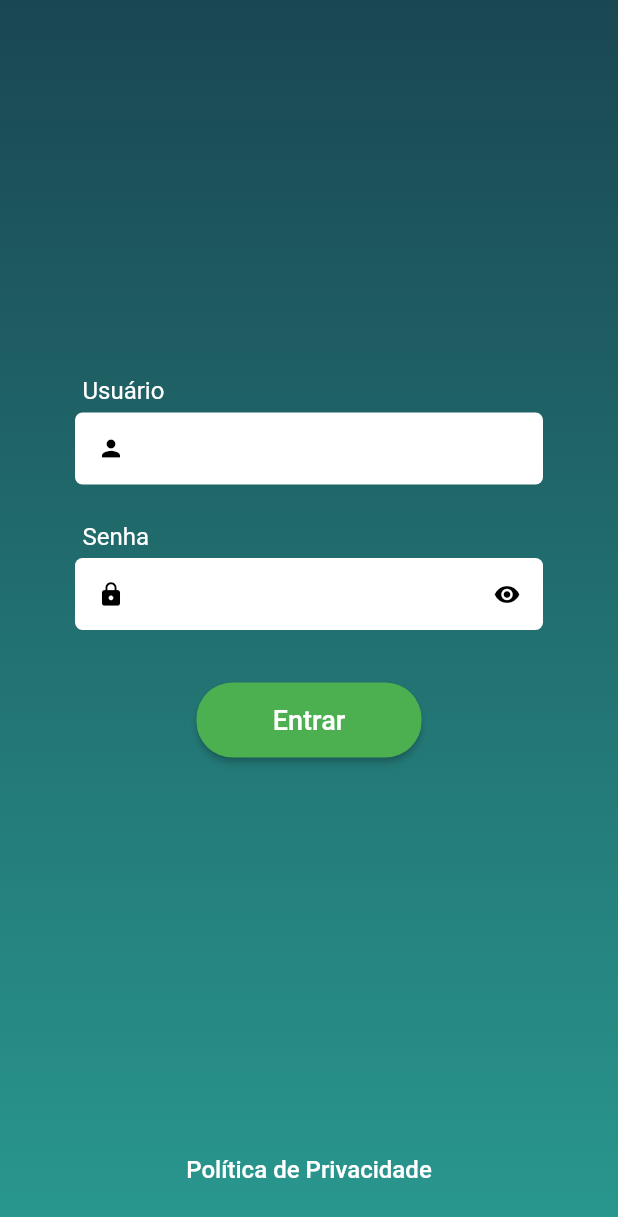
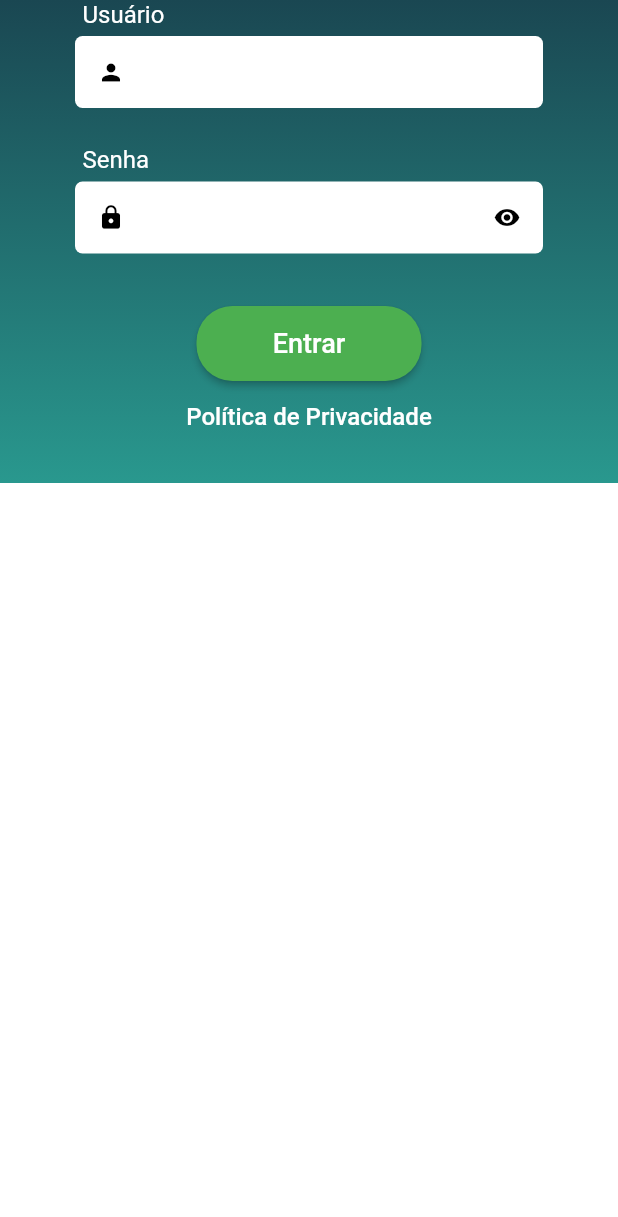
Before and after one commit to Marlon-Limax/Flutter-Challenger, a Flutter app: the screen it shows after launch, on a phone screen of 412 x 824 dp. Shown: the top 1217 px of the screen. Run offline on Flutter 3.47's test engine with Material 2 defaults, Android fonts, the phone set to English and light mode, and no system bars; our stand-ins replace flutter_mobx, mobx; generated files the repository leaves out were written again.

Commit message:
initial setup on login page and include mobx

```diff
--- a/lib/main.dart
+++ b/lib/main.dart
@@ -1,5 +1,7 @@
 import 'package:flutter/material.dart';
-import 'package:flutter_challenger/src/pages/auth/sign_in_screen.dart';
+import 'package:flutter_challenger/routes/app_route.dart';
+import 'package:flutter_challenger/src/pages/auth/login_page.dart';
+import 'package:flutter_challenger/src/pages/home/home_tab.dart';
 
 void main() {
   runApp(const MyApp());
@@ -18,7 +20,13 @@
         scaffoldBackgroundColor: Colors.white.withAlpha(190),
       ),
       debugShowCheckedModeBanner: false,
-      home: const SignInScreen(),
+      home: const LoginPage(),
+
+      routes: {
+        AppRoutes.login: (ctx) => const LoginPage(),
+        AppRoutes.home: (ctx) => const HomeTab(),
+      },
+      initialRoute: AppRoutes.login,
     );
   }
 }
--- /dev/null
+++ b/lib/routes/app_route.dart
@@ -0,0 +1,4 @@
+class AppRoutes {
+  static const login = '/login';
+  static const home = '/Home';
+}
--- a/lib/src/common_widgets/custom_text_field.dart
+++ b/lib/src/pages/auth/components/custom_text_field.dart
@@ -7,7 +7,8 @@
   final List<TextInputFormatter>? inputFormatters;
   final String? initialValue;
   final bool readOnly;
-  final Color backgroundColor; // Adicione esta propriedade
+  final Color backgroundColor;
+  final ValueChanged<String> onChanged;
 
   const CustomTextField({
     Key? key,
@@ -16,7 +17,8 @@
     this.inputFormatters,
     this.initialValue,
     this.readOnly = false,
-    this.backgroundColor = Colors.white, // Cor padrão para branco
+    this.backgroundColor = Colors.white,
+    required this.onChanged,
   }) : super(key: key);
 
   @override
@@ -29,7 +31,6 @@
   @override
   void initState() {
     super.initState();
-
     isObscure = widget.isSecret;
   }
 
@@ -39,7 +40,7 @@
       padding: const EdgeInsets.only(bottom: 15),
       child: Container(
         decoration: BoxDecoration(
-          color: widget.backgroundColor, // Defina a cor de fundo aqui
+          color: widget.backgroundColor,
           borderRadius: BorderRadius.circular(5),
         ),
         child: TextFormField(
@@ -48,7 +49,7 @@
           inputFormatters: widget.inputFormatters,
           obscureText: isObscure,
           decoration: InputDecoration(
-            prefixIcon: Icon(widget.icon, color: Colors.black), // Ícone preto
+            prefixIcon: Icon(widget.icon, color: Colors.black),
             suffixIcon: widget.isSecret
                 ? IconButton(
                     onPressed: () {
@@ -57,13 +58,13 @@
                       });
                     },
                     icon: Icon(isObscure ? Icons.visibility : Icons.visibility_off),
-                    color: Colors.black, // Ícone preto
+                    color: Colors.black,
                   )
                 : null,
             isDense: true,
-            contentPadding: EdgeInsets.zero, // Remova o preenchimento interno
+            contentPadding: EdgeInsets.zero,
             border: OutlineInputBorder(
-              borderSide: BorderSide.none, // Remova a borda
+              borderSide: BorderSide.none,
               borderRadius: BorderRadius.circular(10),
             ),
           ),
--- /dev/null
+++ b/lib/src/pages/auth/login_page.dart
@@ -0,0 +1,145 @@
+import 'package:flutter/material.dart';
+import 'package:flutter_mobx/flutter_mobx.dart';
+import 'package:flutter_challenger/controller/login/login_controller.dart';
+import 'package:flutter_challenger/src/pages/auth/components/custom_text_button.dart';
+import 'package:flutter_challenger/src/pages/auth/components/custom_text_field.dart';
+
+class LoginPage extends StatefulWidget {
+  const LoginPage({
+    Key? key,
+  }) : super(key: key);
+
+  @override
+  State<LoginPage> createState() => _LoginPageState();
+}
+
+class _LoginPageState extends State<LoginPage> {
+  final loginController = LoginController();
+  final _formKey = GlobalKey<FormState>();
+
+  @override
+  void initState() {
+    super.initState();
+  }
+
+  @override
+  Widget build(BuildContext context) {
+    return Scaffold(
+      body: SingleChildScrollView(
+        child: Form(
+          key: _formKey,
+          child: Center(
+            child: Container(
+              padding: const EdgeInsets.symmetric(horizontal: 50.0),
+              decoration: const BoxDecoration(
+                gradient: LinearGradient(
+                  begin: Alignment.topCenter,
+                  end: Alignment.bottomCenter,
+                  colors: [
+                    Color(0xFF1A4752),
+                    Color.fromRGBO(41, 152, 142, 1.0),
+                  ],
+                ),
+              ),
+              child: Column(
+                mainAxisAlignment: MainAxisAlignment.center,
+                crossAxisAlignment: CrossAxisAlignment.center,
+                children: [
+                  Expanded(
+                    child: Column(
+                      mainAxisAlignment: MainAxisAlignment.center,
+                      crossAxisAlignment: CrossAxisAlignment.start,
+                      children: [
+                        const Padding(
+                          padding: EdgeInsets.only(bottom: 5, left: 5),
+                          child: Text(
+                            'Usuário',
+                            style: TextStyle(
+                              color: Colors.white,
+                              fontSize: 16,
+                            ),
+                          ),
+                        ),
+                        // email
+                        Observer(
+                          builder: (context) => CustomTextField(
+                            icon: Icons.person,
+                            onChanged: loginController.setEmail,
+                          ),
+                        ),
+
+                        const Padding(
+                          padding: EdgeInsets.only(top: 10, bottom: 5, left: 5),
+                          child: Text(
+                            'Senha',
+                            style: TextStyle(
+                              color: Colors.white,
+                              fontSize: 16,
+                            ),
+                          ),
+                        ),
+                        // senha
+                        Observer(
+                          builder: (context) => CustomTextField(
+                            icon: Icons.lock,
+                            isSecret: true,
+                            onChanged: loginController.setPassword,
+                          ),
+                        ),
+
+                        const SizedBox(height: 20),
+
+                        Observer(
+                          builder: (_) {
+                            return Row(
+                              mainAxisAlignment: MainAxisAlignment.center,
+                              children: [
+                                SizedBox(
+                                  height: 50,
+                                  width: 150,
+                                  child: ElevatedButton(
+                                    style: ElevatedButton.styleFrom(
+                                      backgroundColor: Colors.green,
+                                      shape: RoundedRectangleBorder(
+                                        borderRadius: BorderRadius.circular(24),
+                                      ),
+                                    ),
+                                    onPressed: () {
+                                      loginController.isEmailValid &&
+                                              loginController.isPasswordValid &&
+                                              !loginController.loading
+                                          ? () {
+                                              loginController.login();
+                                            }
+                                          : null;
+                                    },
+                                    child: loginController.loading
+                                        ? const CircularProgressIndicator(
+                                            valueColor: AlwaysStoppedAnimation(Colors.white),
+                                          )
+                                        : const Text(
+                                            'Entrar',
+                                            style: TextStyle(fontSize: 18),
+                                          ),
+                                  ),
+                                ),
+                              ],
+                            );
+                          },
+                        ),
+                      ],
+                    ),
+                  ),
+                  const Padding(
+                    padding: EdgeInsets.only(bottom: 20),
+                    child: CustomTextButton(),
+                  ),
+                ],
+              ),
+            ),
+          ),
+        ),
+      ),
+    );
+  }
+}
--- a/lib/src/pages/auth/sign_in_screen.dart
+++ /dev/null
@@ -1,114 +0,0 @@
-import 'package:flutter/material.dart';
-import 'package:flutter_challenger/src/common_widgets/custom_text_button.dart';
-import 'package:flutter_challenger/src/common_widgets/custom_text_field.dart';
-import 'package:flutter_challenger/src/pages/auth/home/home_tab.dart';
-
-class SignInScreen extends StatelessWidget {
-  const SignInScreen({
-    super.key,
-  });
-
-  @override
-  Widget build(BuildContext context) {
-    return Scaffold(
-      body: Center(
-        child: Container(
-          padding: const EdgeInsets.symmetric(horizontal: 50.0),
-          decoration: const BoxDecoration(
-            gradient: LinearGradient(
-              begin: Alignment.topCenter,
-              end: Alignment.bottomCenter,
-              colors: [
-                Color(0xFF1A4752),
-                Color.fromRGBO(41, 152, 142, 1.0),
-              ],
-            ),
-          ),
-          child: Column(
-            mainAxisAlignment: MainAxisAlignment.center,
-            crossAxisAlignment: CrossAxisAlignment.center,
-            children: [
-              Expanded(
-                child: Column(
-                  mainAxisAlignment: MainAxisAlignment.center,
-                  crossAxisAlignment: CrossAxisAlignment.start,
-                  children: [
-                    // Label Usuário
-                    const Padding(
-                      padding: EdgeInsets.only(bottom: 5, left: 5),
-                      child: Text(
-                        'Usuário',
-                        style: TextStyle(
-                          color: Colors.white,
-                          fontSize: 16,
-                        ),
-                      ),
-                    ),
-                    // email
-                    const CustomTextField(
-                      icon: Icons.person,
-                    ),
-
-                    // Label Senha
-                    const Padding(
-                      padding: EdgeInsets.only(top: 10, bottom: 5, left: 5),
-                      child: Text(
-                        'Senha',
-                        style: TextStyle(
-                          color: Colors.white,
-                          fontSize: 16,
-                        ),
-                      ),
-                    ),
-                    // senha
-                    const CustomTextField(
-                      icon: Icons.lock,
-                      isSecret: true,
-                    ),
-
-                    const SizedBox(height: 20),
-
-                    Row(
-                      mainAxisAlignment: MainAxisAlignment.center,
-                      children: [
-                        SizedBox(
-                          height: 50,
-                          width: 150,
-                          child: ElevatedButton(
-                            style: ElevatedButton.styleFrom(
-                              backgroundColor: Colors.green,
-                              shape: RoundedRectangleBorder(
-                                borderRadius: BorderRadius.circular(24),
-                              ),
-                            ),
-                            onPressed: () {
-                              Navigator.of(context).pushReplacement(
-                                MaterialPageRoute(
-                                  builder: (c) {
-                                    return const HomeTab();
-                                  },
-                                ),
-                              );
-                            },
-                            child: const Text(
-                              'Entrar',
-                              style: TextStyle(fontSize: 18),
-                            ),
-                          ),
-                        ),
-                      ],
-                    ),
-                  ],
-                ),
-              ),
-              const Padding(
-                padding: EdgeInsets.only(bottom: 20),
-                child: CustomTextButton(),
-              ),
-            ],
-          ),
-        ),
-      ),
-    );
-  }
-}
--- a/lib/src/pages/auth/home/home_tab.dart
+++ b/lib/src/pages/home/home_tab.dart
@@ -1,7 +1,7 @@
 import 'package:flutter/material.dart';
-import 'package:flutter_challenger/src/common_widgets/custom_text_button.dart';
-import 'package:flutter_challenger/src/common_widgets/my_text_field.dart';
-import 'package:flutter_challenger/src/pages/auth/home/components/card.dart';
+import 'package:flutter_challenger/src/pages/auth/components/custom_text_button.dart';
+import 'package:flutter_challenger/src/pages/home/components/my_text_field.dart';
+import 'package:flutter_challenger/src/pages/home/components/card.dart';
 
 class HomeTab extends StatelessWidget {
   const HomeTab({Key? key}) : super(key: key);
--- a/pubspec.yaml
+++ b/pubspec.yaml
@@ -35,10 +35,14 @@
   # The following adds the Cupertino Icons font to your application.
   # Use with the CupertinoIcons class for iOS style icons.
   cupertino_icons: ^1.0.2
+  mobx: ^2.2.1
+  flutter_mobx: ^2.0.6+5
 
 dev_dependencies:
   flutter_test:
     sdk: flutter
+  mobx_codegen: ^2.1.1
+  build_runner: ^2.4.6
 
   # The "flutter_lints" package below contains a set of recommended lints to
   # encourage good coding practices. The lint set provided by the package is
```
Also changed, not shown: lib/controller/login/login_controller.dart (added, +76 -0 lines), lib/src/pages/auth/components/custom_text_button.dart (line endings or trailing spaces), lib/src/pages/home/components/card.dart (renamed from lib/src/pages/auth/home/components/card.dart), lib/src/pages/home/components/my_text_field.dart (renamed from lib/src/common_widgets/my_text_field.dart), pubspec.lock, 1 other file.
